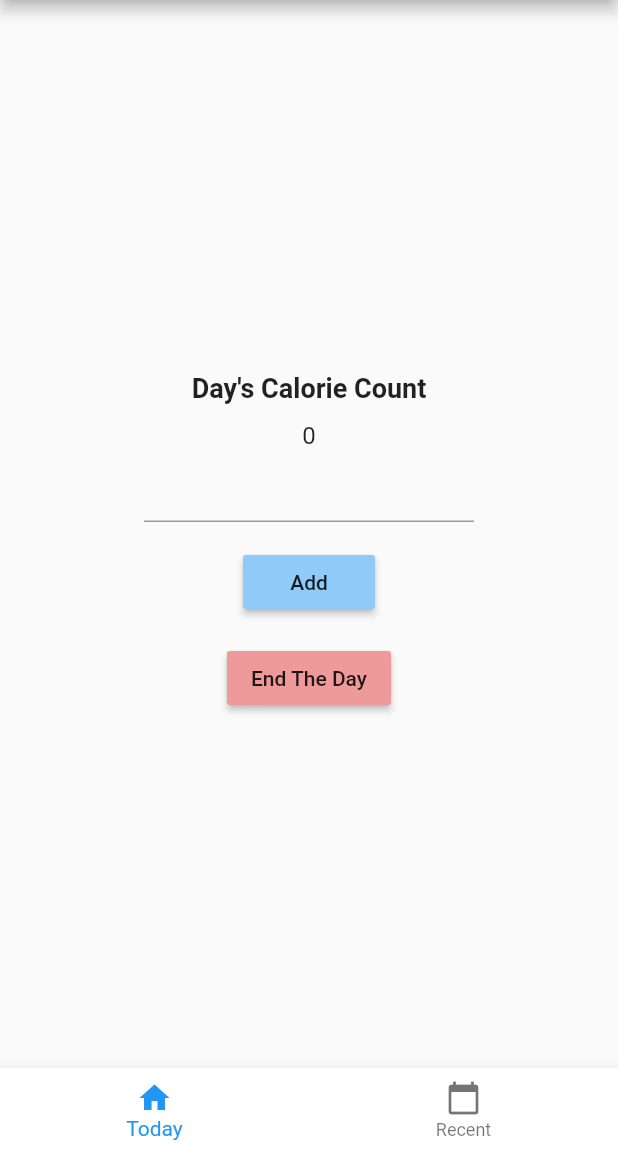
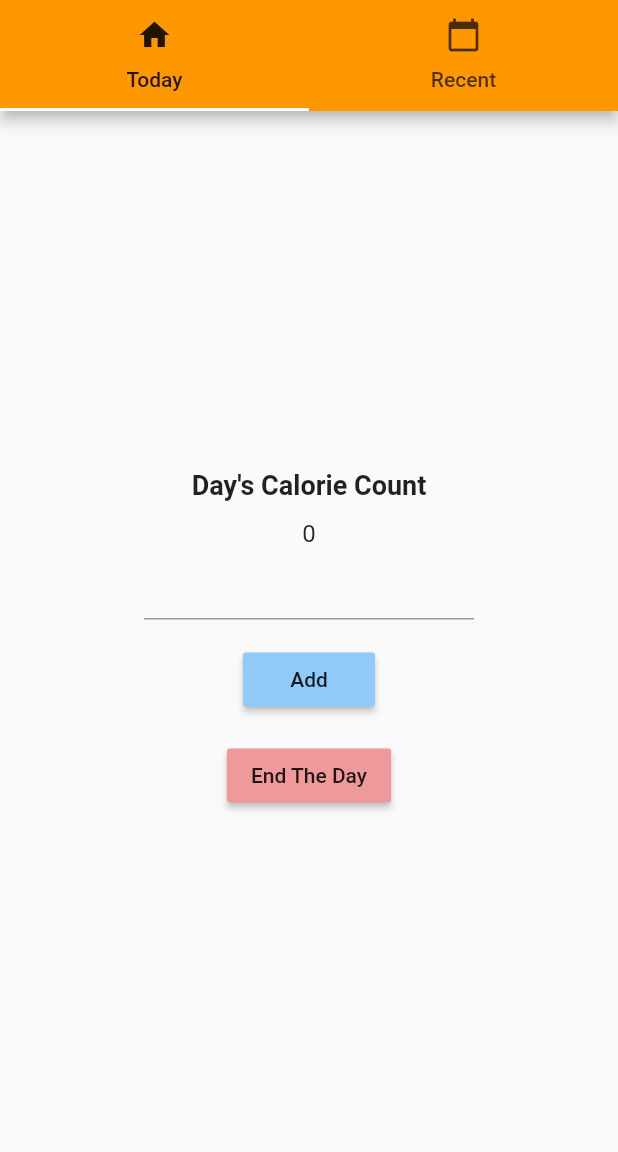
Before and after one commit to JayyyR/CalorieCountAppFlutter, a Flutter app: the screen it shows after launch, on a phone screen of 412 x 824 dp, the part 84-1236 px from its top. Run offline on Flutter 3.47's test engine with Material 2 defaults, Android fonts, the phone set to English and light mode, and no system bars; our stand-ins replace rxdart.

Commit message:
switch to tabs cause I can't figure out persistemnce

```diff
--- a/lib/main.dart
+++ b/lib/main.dart
@@ -10,19 +10,9 @@ class MyApp extends StatefulWidget {
 }
 
 class _MyAppState extends State<MyApp> {
-
   _MyAppViewModel _viewModel;
-  List<Widget> _children;
-
   _MyAppState() {
-    _viewModel = _MyAppViewModel(triggerViewStateChange: () {
-      setState(() {});
-    });
-
-    _children = [
-      AddCaloriesPage(daySavedCallback: _viewModel.dayOfCaloriesSaved),
-      RecentDaysPage()
-    ];
+    _viewModel = _MyAppViewModel();
   }
 
   @override
@@ -32,51 +22,31 @@ class _MyAppState extends State<MyApp> {
         theme: ThemeData(
           primarySwatch: Colors.orange,
         ),
-        home: Scaffold(
-          appBar: AppBar(title: Text("Calorie Counter")),
-          body: _children[_viewModel.getCurrentIndex()],
-          bottomNavigationBar: Theme(
-              data: Theme.of(context).copyWith(
-                  canvasColor: Colors.white,
-                  primaryColor: Colors.orange,
+        home: DefaultTabController(
+            length: 2,
+            child: Scaffold(
+              appBar: AppBar(
+                title: Text("Calorie Counter"),
+                bottom: TabBar(
+                  tabs: [
+                    Tab(
+                      icon: Icon(Icons.home),
+                      text: "Today",
+                    ),
+                    Tab(icon: Icon(Icons.calendar_today), text: "Recent"),
+                  ],
+                ),
               ),
-              child: BottomNavigationBar(
-                items: [
-                  BottomNavigationBarItem(
-                      icon: Icon(Icons.home),
-                      title: Text("Today")
-                  ),
-                  BottomNavigationBarItem(
-                      icon: Icon(Icons.calendar_today),
-                      title: Text("Recent")
-                  )
-                ],
-                onTap: (int indexTapped) {
-                  _viewModel.updateCurrentIndex(indexTapped);
-                },
-                currentIndex: _viewModel.getCurrentIndex())
-          )
-        )
-    );
+              body: TabBarView(children: [
+                AddCaloriesPage(
+                    daySavedCallback: _viewModel.dayOfCaloriesSaved),
+                RecentDaysPage()
+              ]),
+            )));
   }
 }
 
 class _MyAppViewModel {
-
-  final VoidCallback triggerViewStateChange;
-  int _currentIndex = 0;
-
-  _MyAppViewModel({@required this.triggerViewStateChange});
-
-  int getCurrentIndex() {
-    return _currentIndex;
-  }
-
-  updateCurrentIndex(int index) {
-    _currentIndex = index;
-    triggerViewStateChange();
-  }
-
   final Function(int) dayOfCaloriesSaved = (int) {
     //todo save something
   };
```
